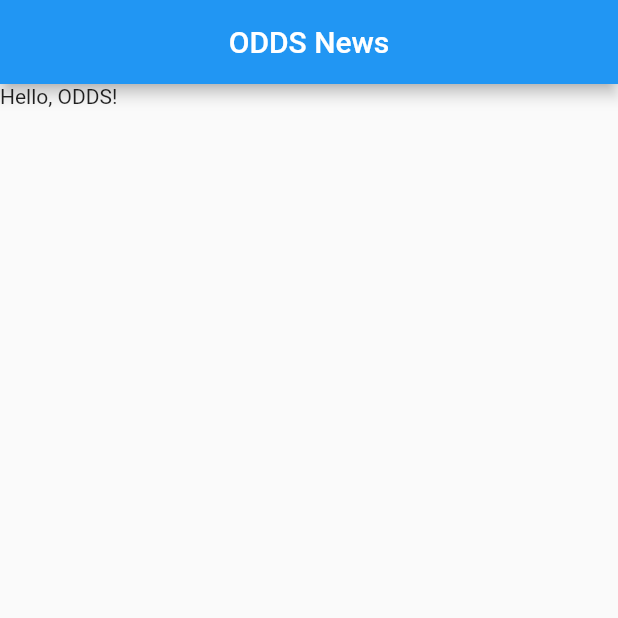
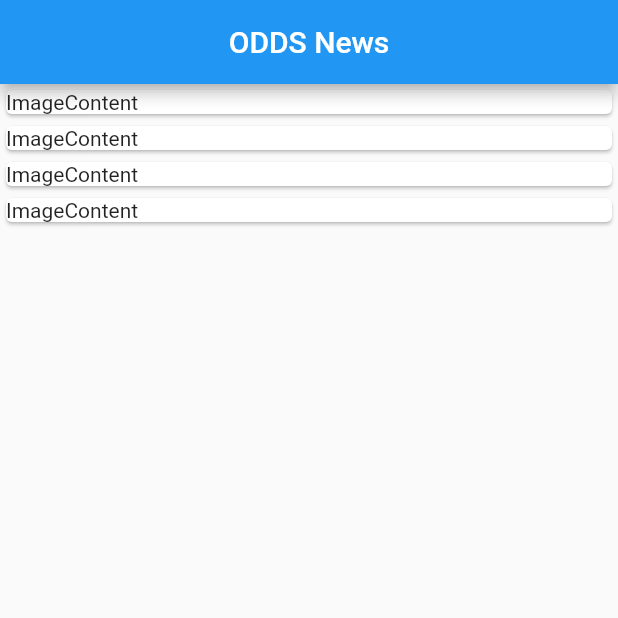
Before and after one commit to zkan/hello-flutter, a Flutter app: the screen it shows after launch, on a phone screen of 412 x 824 dp, the top half of it. Run offline on Flutter 3.47's test engine with Material 2 defaults, Android fonts, the phone set to English and light mode, and no system bars.

Commit message:
:sparkles: Add list of news cards :bear:

```diff
--- a/odds_news/lib/main.dart
+++ b/odds_news/lib/main.dart
@@ -14,8 +14,50 @@ class MyApp extends StatelessWidget {
           ),
         ),
         body: Container(
-          child: Text('Hello, ODDS!'),
-        ),
+            child: ListView(
+          children: <Widget>[
+            Card(
+              child: Container(
+                child: Row(
+                  children: <Widget>[
+                    Text('Image'),
+                    Text('Content'),
+                  ],
+                ),
+              ),
+            ),
+            Card(
+              child: Container(
+                child: Row(
+                  children: <Widget>[
+                    Text('Image'),
+                    Text('Content'),
+                  ],
+                ),
+              ),
+            ),
+            Card(
+              child: Container(
+                child: Row(
+                  children: <Widget>[
+                    Text('Image'),
+                    Text('Content'),
+                  ],
+                ),
+              ),
+            ),
+            Card(
+              child: Container(
+                child: Row(
+                  children: <Widget>[
+                    Text('Image'),
+                    Text('Content'),
+                  ],
+                ),
+              ),
+            ),
+          ],
+        )),
       ),
     );
   }
```
